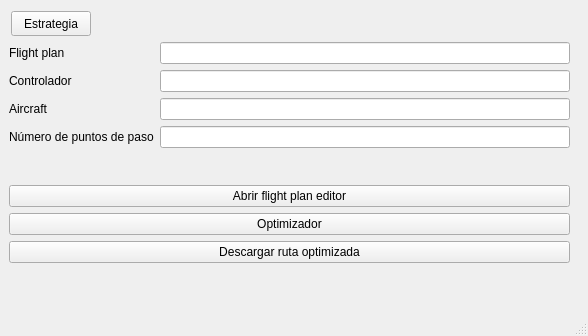
First picture: the form in src/widgets/mainwindow.ui, repository UCM-237/PprzGCS, before the edit.
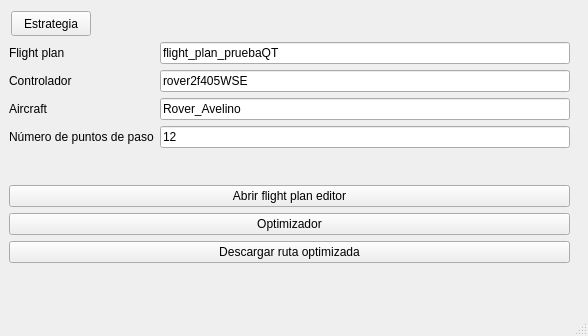
Second picture: the form after the edit.

Commit message: Label controlador añadido y archivos default

Patch:
```diff
--- a/src/widgets/mainwindow.ui
+++ b/src/widgets/mainwindow.ui
@@ -47,7 +47,11 @@
         </widget>
        </item>
        <item row="0" column="1">
-        <widget class="QLineEdit" name="label_mapa"/>
+        <widget class="QLineEdit" name="label_mapa">
+         <property name="text">
+          <string>flight_plan_pruebaQT</string>
+         </property>
+        </widget>
        </item>
        <item row="1" column="0">
         <widget class="QLabel" name="label">
@@ -57,7 +61,11 @@
         </widget>
        </item>
        <item row="1" column="1">
-        <widget class="QLineEdit" name="label_controlador"/>
+        <widget class="QLineEdit" name="label_controlador">
+         <property name="text">
+          <string>rover2f405WSE</string>
+         </property>
+        </widget>
        </item>
        <item row="2" column="0">
         <widget class="QLabel" name="label_3">
@@ -67,7 +75,11 @@
         </widget>
        </item>
        <item row="2" column="1">
-        <widget class="QLineEdit" name="label_aircraft"/>
+        <widget class="QLineEdit" name="label_aircraft">
+         <property name="text">
+          <string>Rover_Avelino</string>
+         </property>
+        </widget>
        </item>
        <item row="3" column="0">
         <widget class="QLabel" name="label_4">
@@ -77,7 +89,11 @@
         </widget>
        </item>
        <item row="3" column="1">
-        <widget class="QLineEdit" name="label_Puntos_paso"/>
+        <widget class="QLineEdit" name="label_Puntos_paso">
+         <property name="text">
+          <string>12</string>
+         </property>
+        </widget>
        </item>
       </layout>
      </item>
```
